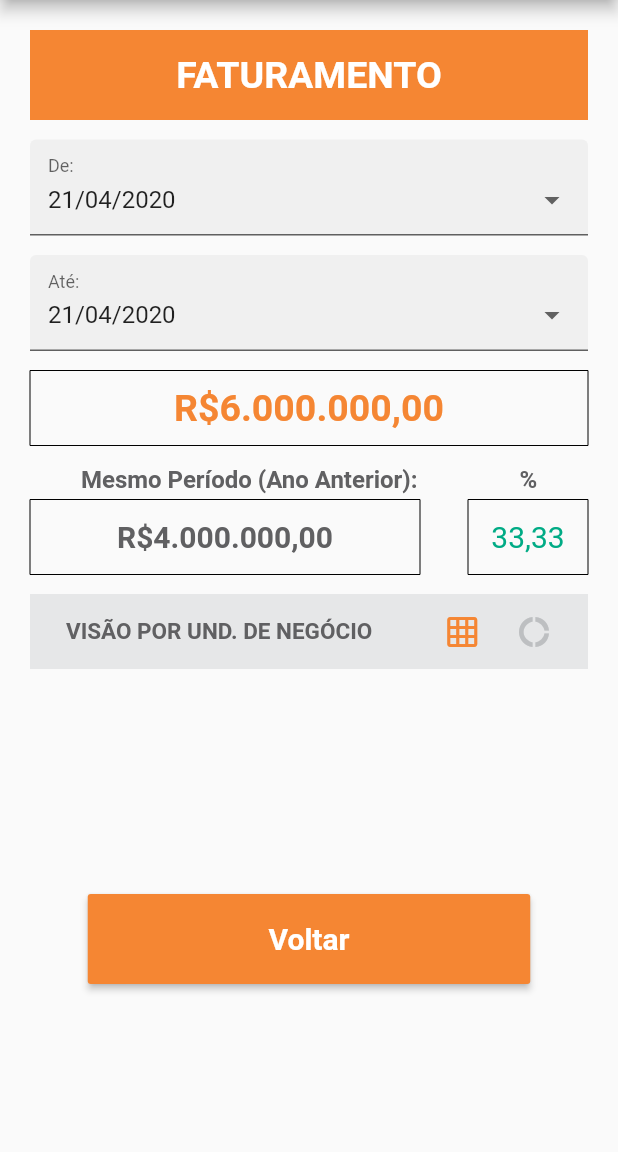
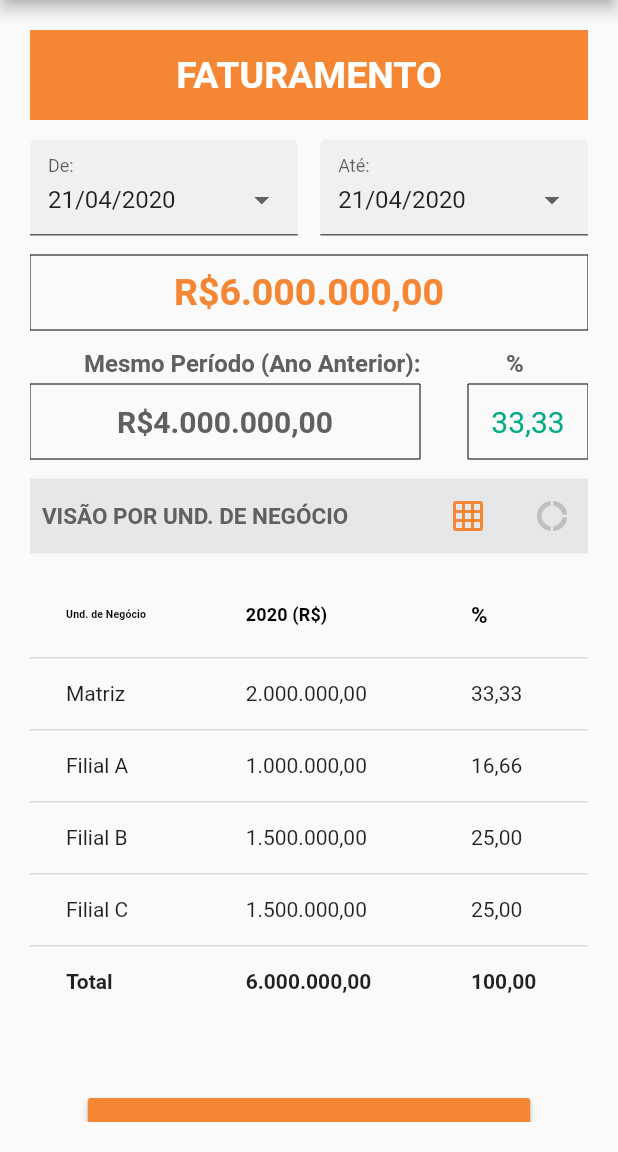
Before and after one commit to rodrigoservicelogic/TMS-Mobile, a Flutter app: the screen it shows after launch, on a phone screen of 412 x 824 dp, the part 84-1236 px from its top. Run offline on Flutter 3.47's test engine with Material 2 defaults, Android fonts, the light colour scheme and no system bars; our stand-ins replace charts_flutter, date_format, flutter_mobx, get_it, mobx; generated files the repository leaves out were written again; statements that could not run were skipped.

Commit message:
Tabela de dados implementada

```diff
--- a/lib/pages/faturamento-visao-un.dart
+++ b/lib/pages/faturamento-visao-un.dart
@@ -2,6 +2,7 @@ import 'package:flutter/material.dart';
 import 'package:tms_mobile/global.dart';
 import 'package:tms_mobile/widgets/dateTimePicker.dart';
 import 'package:tms_mobile/widgets/drawer.dart';
+import 'package:charts_flutter/flutter.dart' as charts;
 
 class FaturamentoVisaoUn extends StatefulWidget {
   final PageController pageController;
@@ -15,12 +16,19 @@ class FaturamentoVisaoUn extends StatefulWidget {
 class _FaturamentoVisaoUnState extends State<FaturamentoVisaoUn> {
   DateTime _dataInicial, _dataFinal;
 
+  _generateData() {
+    var pieData = [
+      new Task('Matriz', '2.000.000,00', colorVal)
+    ]
+  }
+
   @override
   void initState() {
     super.initState();
 
     _dataInicial = DateTime.now();
     _dataFinal = DateTime.now();
+    _generateData();
   }
 
   BoxDecoration myBoxDecoration() {
@@ -76,26 +84,40 @@ class _FaturamentoVisaoUnState extends State<FaturamentoVisaoUn> {
             SizedBox(
               height: 13,
             ),
-            DateTimePicker(
+            Row(
+              crossAxisAlignment: CrossAxisAlignment.end,
+              children: <Widget>[
+                Expanded(
+                  flex: 4,
+                  child: DateTimePicker(
                     labelText: "De:",
+                    valueStyle: TextStyle(color: Colors.red),
                     selectedDate: _dataInicial,
                     selectDate: (DateTime date) {
+                      print(date);
                       setState(() {
                         _dataInicial = date;
                       });
                     },
                   ),
-            SizedBox(
-              height: 13,
                 ),
-            DateTimePicker(
+                Container(
+                  width: 15,
+                ),
+                Expanded(
+                  flex: 4,
+                  child: DateTimePicker(
                     labelText: "Até:",
                     selectedDate: _dataFinal,
                     selectDate: (DateTime date) {
+                      print(date);
                       setState(() {
-                  _dataFinal = date;
+                        _dataInicial = date;
                       });
                     },
+                  ),
+                ),
+              ],
             ),
             SizedBox(
               height: 13,
@@ -126,7 +148,7 @@ class _FaturamentoVisaoUnState extends State<FaturamentoVisaoUn> {
                 mainAxisSize: MainAxisSize.min,
                 children: <Widget>[
                   SizedBox(
-                    height: 9,
+                    width: 8,
                   ),
                   Text(
                     "Mesmo Período (Ano Anterior):",
@@ -136,7 +158,8 @@ class _FaturamentoVisaoUnState extends State<FaturamentoVisaoUn> {
                         color: Color(0xFF606062)),
                   ),
                   SizedBox(
-                    height: 5,
+                    width: 1,
+                    height: 1,
                   ),
                   Text(
                     "%",
@@ -146,7 +169,7 @@ class _FaturamentoVisaoUnState extends State<FaturamentoVisaoUn> {
                         color: Color(0xFF606062)),
                   ),
                   SizedBox(
-                    height: 5,
+                    width: 15,
                   ),
                 ],
               ),
@@ -215,19 +238,83 @@ class _FaturamentoVisaoUnState extends State<FaturamentoVisaoUn> {
                       textAlign: TextAlign.left,
                     ),
                     SizedBox(
-                      height: 10,
+                      width: 40,
                     ),
-                    Icon(Icons.grid_on, color: Color(COR_PRIMARY)),
-                    Icon(Icons.donut_large, color: Color(0xFFbdbfc1)),
-                    SizedBox(
-                      height: 10,
+                    IconButton(
+                      icon: Icon(Icons.grid_on, color: Color(COR_PRIMARY)),
+                      onPressed: () {},
+                    ),
+                    IconButton(
+                      icon: Icon(Icons.donut_large, color: Color(0xFFbdbfc1)),
+                      onPressed: () {},
                     ),
                   ],
                 ),
               ),
             ),
             SizedBox(
+              height: 13,
+            ),
+            SizedBox(
               height: 150,
+              child: DataTable(
+                columns: [
+                  DataColumn(
+                      label: Text('Und. de Negócio',
+                          style: TextStyle(
+                            fontWeight: FontWeight.bold,
+                            fontSize: 7,
+                            color: Colors.black),
+                        textAlign: TextAlign.center,)),
+                  DataColumn(
+                      label: Text('2020 (R\$)',
+                          style: TextStyle(
+                            fontWeight: FontWeight.bold,
+                            fontSize: 12,
+                            color: Colors.black),
+                        textAlign: TextAlign.center,)),
+                  DataColumn(
+                      label: Text('%',
+                          style: TextStyle(
+                            fontWeight: FontWeight.bold,
+                            fontSize: 15,
+                            color: Colors.black),
+                        textAlign: TextAlign.center,))
+                ],
+                rows: [
+                  DataRow(cells: [
+                    DataCell(Text('Matriz')),
+                    DataCell(Text('2.000.000,00')),
+                    DataCell(Text('33,33')),
+                  ]),
+                  DataRow(cells: [
+                    DataCell(Text('Filial A')),
+                    DataCell(Text('1.000.000,00')),
+                    DataCell(Text('16,66')),
+                  ]),
+                  DataRow(cells: [
+                    DataCell(Text('Filial B')),
+                    DataCell(Text('1.500.000,00')),
+                    DataCell(Text('25,00')),
+                  ]),
+                  DataRow(cells: [
+                    DataCell(Text('Filial C')),
+                    DataCell(Text('1.500.000,00')),
+                    DataCell(Text('25,00')),
+                  ]),
+                  DataRow(cells: [
+                    DataCell(Text('Total',
+                        style: TextStyle(fontWeight: FontWeight.bold))),
+                    DataCell(Text('6.000.000,00',
+                        style: TextStyle(fontWeight: FontWeight.bold))),
+                    DataCell(Text('100,00',
+                        style: TextStyle(fontWeight: FontWeight.bold))),
+                  ]),
+                ],
+              ),
+            ),
+            SizedBox(
+              height: 200,
             ),
             Container(
               height: 60,
@@ -255,3 +342,13 @@ class _FaturamentoVisaoUnState extends State<FaturamentoVisaoUn> {
     );
   }
 }
+
+class Task{
+  String task;
+  String taskValue;
+  double taskPercent;
+  Color colorVal;
+
+  Task(this.task, this.taskValue, this.taskPercent, this.colorVal);
+
+}
--- a/lib/widgets/dateTimePicker.dart
+++ b/lib/widgets/dateTimePicker.dart
@@ -8,7 +8,7 @@ class DateTimePicker extends StatelessWidget {
       this.selectedDate,
       this.selectedTime,
       this.selectDate,
-      this.selectTime})
+      this.selectTime, valueStyle})
       : super(key: key);
 
   final String labelText;
--- a/pubspec.yaml
+++ b/pubspec.yaml
@@ -28,6 +28,7 @@ dependencies:
   http: ^0.12.0+2
   shared_preferences: ^0.5.6
   date_format: ^1.0.6
+  charts_flutter: ^0.9.0
   mobx:
   flutter_mobx:
   get_it:
```
Also changed, not shown: pubspec.lock. Lines whose indentation alone changed are shown as unchanged.
